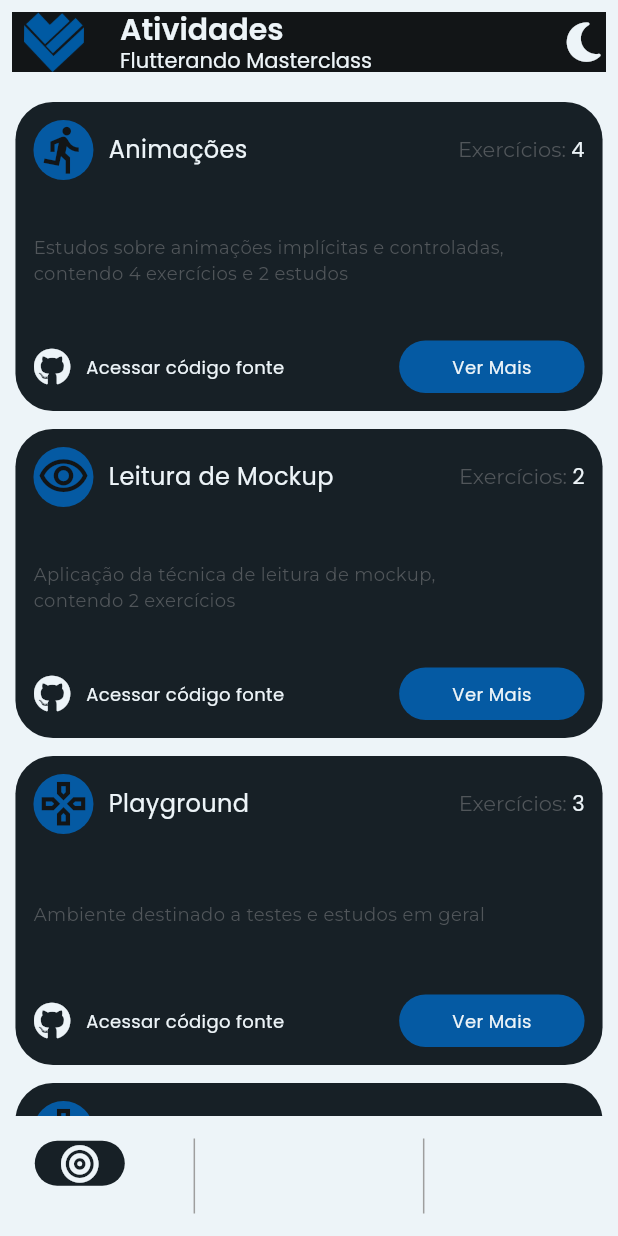
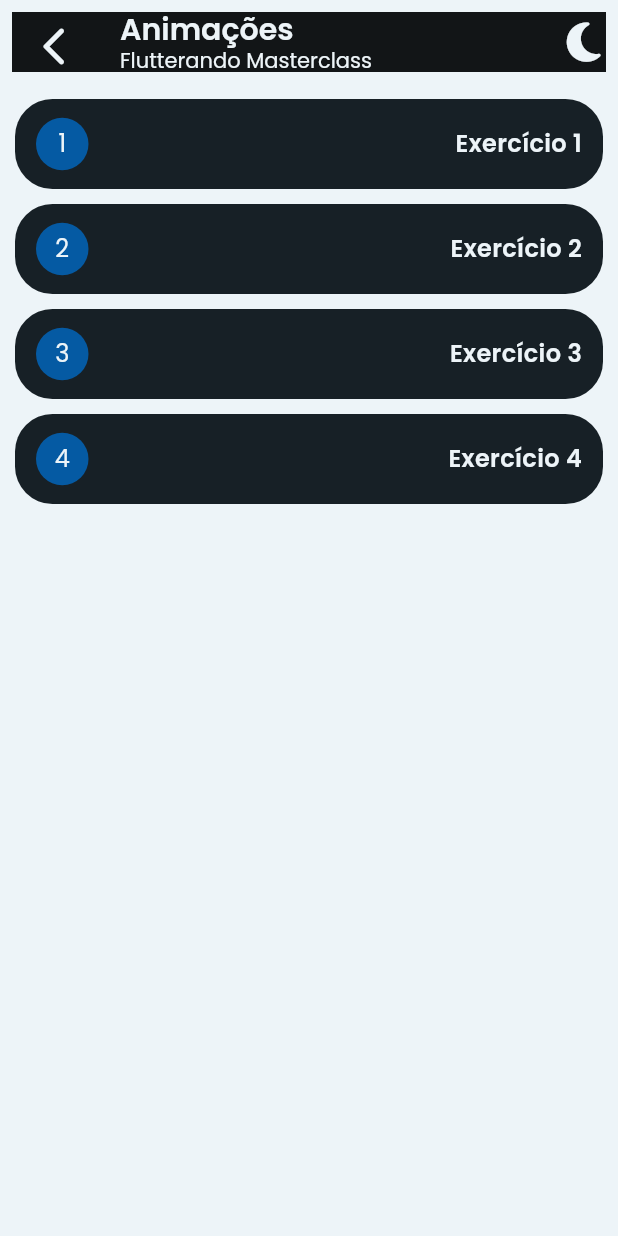
Before and after one commit to zanelladev/masterclass_flutterando_app, a Flutter app: the AboutPage screen opened by its route, after a tap on "Ver Mais", on a phone screen of 412 x 824 dp. Run offline on Flutter 3.47's test engine with Material 2 defaults, Android fonts, the phone set to English and light mode, and no system bars; our stand-ins replace flutter_modular, font_awesome_flutter, google_fonts.

Commit message:
feat: exercises card

```diff
--- a/app/lib/src/models/activities_card_models.dart
+++ b/app/lib/src/models/activities_card_models.dart
@@ -15,7 +15,7 @@ class ActivitiesCardModel {
     required this.icon,
   });
 
-  static List<ActivitiesCardModel> activitiesCardList() => [
+  static List<ActivitiesCardModel> get activitiesCardList => [
         ActivitiesCardModel(
           id: 0,
           title: 'Animações',
--- a/app/lib/src/pages/home/home_module.dart
+++ b/app/lib/src/pages/home/home_module.dart
@@ -1,3 +1,4 @@
+import 'package:masterclass_app/src/pages/home/ui/exercises_page.dart';
 import 'package:masterclass_app/src/pages/home/ui/home_page.dart';
 import 'package:flutter_modular/flutter_modular.dart';
 
@@ -5,5 +6,7 @@ class HomeModule extends Module {
   @override
   List<ModularRoute> get routes => [
         ChildRoute(Modular.initialRoute, child: (_, __) => HomePage()),
+        ChildRoute('/exercises',
+            child: (_, args) => ExercisesPage(id: args.data)),
       ];
 }
--- /dev/null
+++ b/app/lib/src/pages/home/ui/exercises_page.dart
@@ -0,0 +1,36 @@
+import 'package:design_system/design_system.dart';
+import 'package:flutter/material.dart';
+
+import '../../../models/activities_card_models.dart';
+
+class ExercisesPage extends StatelessWidget {
+  final int id;
+  ExercisesPage({
+    super.key,
+    required this.id,
+  });
+
+  final activitiesCardList = ActivitiesCardModel.activitiesCardList;
+
+  @override
+  Widget build(BuildContext context) {
+    return Scaffold(
+      appBar: CustomAppBar(
+        title: activitiesCardList[id].title,
+        icon: Icons.arrow_back_ios_new_rounded,
+      ),
+      body: Padding(
+        padding: const EdgeInsets.all(10),
+        child: ListView.separated(
+          itemCount: activitiesCardList[id].exercisesCount,
+          itemBuilder: (BuildContext context, int index) {
+            return ExercisesCard(index: index);
+          },
+          separatorBuilder: (context, index) {
+            return const SizedBox(height: 10);
+          },
+        ),
+      ),
+    );
+  }
+}
--- a/app/lib/src/pages/home/ui/home_page.dart
+++ b/app/lib/src/pages/home/ui/home_page.dart
@@ -5,7 +5,7 @@ import 'package:masterclass_app/src/models/activities_card_models.dart';
 class HomePage extends StatelessWidget {
   HomePage({super.key});
 
-  final activitiesCardList = ActivitiesCardModel.activitiesCardList();
+  final activitiesCardList = ActivitiesCardModel.activitiesCardList;
 
   @override
   Widget build(BuildContext context) {
@@ -15,6 +15,7 @@ class HomePage extends StatelessWidget {
         itemCount: activitiesCardList.length,
         itemBuilder: (BuildContext context, int index) {
           return ActivitiesCard(
+            id: index,
             title: activitiesCardList[index].title,
             description: activitiesCardList[index].description,
             exercisesCount: activitiesCardList[index].exercisesCount,
--- a/design_system/lib/src/widgets/activities_card/activities_card.dart
+++ b/design_system/lib/src/widgets/activities_card/activities_card.dart
@@ -1,8 +1,10 @@
 import 'package:flutter/material.dart';
+import 'package:flutter_modular/flutter_modular.dart';
 import '../../../design_system.dart';
 import 'package:font_awesome_flutter/font_awesome_flutter.dart';
 
 class ActivitiesCard extends StatelessWidget {
+  final int id;
   final String title;
   final String description;
   final int exercisesCount;
@@ -10,6 +12,7 @@ class ActivitiesCard extends StatelessWidget {
 
   const ActivitiesCard({
     super.key,
+    required this.id,
     required this.title,
     required this.description,
     required this.exercisesCount,
@@ -99,7 +102,12 @@ class ActivitiesCard extends StatelessWidget {
                         ),
                         const Spacer(),
                         InkWell(
-                          onTap: () {},
+                          onTap: () {
+                            Modular.to.pushNamed(
+                              '/home/exercises',
+                              arguments: id,
+                            );
+                          },
                           child: Container(
                             decoration: BoxDecoration(
                                 color: theme.colorScheme.primary,
--- a/design_system/lib/src/widgets/app_bar/app_bar.dart
+++ b/design_system/lib/src/widgets/app_bar/app_bar.dart
@@ -26,8 +26,18 @@ class CustomAppBar extends StatelessWidget implements PreferredSizeWidget {
             maxWidth: 50,
             maxHeight: 50,
           ),
-          child:
-              icon != null ? Icon(icon) : Image.asset('assets/masterclass.png'),
+          child: icon != null
+              ? IconButton(
+                  onPressed: () {
+                    Navigator.pop(context);
+                  },
+                  icon: Icon(
+                    icon,
+                    color: theme.colorScheme.onSecondary,
+                    size: 30,
+                  ),
+                )
+              : Image.asset('assets/masterclass.png'),
         ),
         title: Column(
           mainAxisAlignment: MainAxisAlignment.center,
--- /dev/null
+++ b/design_system/lib/src/widgets/exercises_card/exercises_card.dart
@@ -0,0 +1,48 @@
+import 'package:flutter/material.dart';
+import '../../../design_system.dart';
+
+class ExercisesCard extends StatelessWidget {
+  final int index;
+
+  const ExercisesCard({super.key, required this.index});
+
+  @override
+  Widget build(BuildContext context) {
+    final theme = Theme.of(context);
+    final textStyles = theme.extension<AppTextStylesExtension>()!;
+    final deviceInfo = MediaQuery.of(context);
+    return Container(
+      height: 60,
+      decoration: BoxDecoration(
+        color: theme.colorScheme.surfaceVariant,
+        borderRadius: BorderRadius.circular(25),
+      ),
+      child: Padding(
+        padding: EdgeInsets.symmetric(horizontal: 14),
+        child: Row(
+          mainAxisAlignment: MainAxisAlignment.spaceBetween,
+          children: [
+            Container(
+              height: 35,
+              width: 35,
+              decoration: BoxDecoration(
+                color: theme.colorScheme.primary,
+                borderRadius: BorderRadius.circular(20),
+              ),
+              child: Center(
+                child: Text(
+                  '${index + 1}',
+                  style: textStyles.headline3.copyWith(fontSize: 16),
+                ),
+              ),
+            ),
+            Text(
+              'Exercício ${index + 1}',
+              style: textStyles.headline2,
+            )
+          ],
+        ),
+      ),
+    );
+  }
+}
--- a/design_system/lib/src/widgets/widgets.dart
+++ b/design_system/lib/src/widgets/widgets.dart
@@ -4,3 +4,4 @@ export 'navigation_bar/navigation_bar.dart';
 export 'about_card/about_card.dart';
 export 'favorite_technology_card/favorite_technology_card.dart';
 export 'skills_card/skills_card.dart';
+export 'exercises_card/exercises_card.dart';
```
